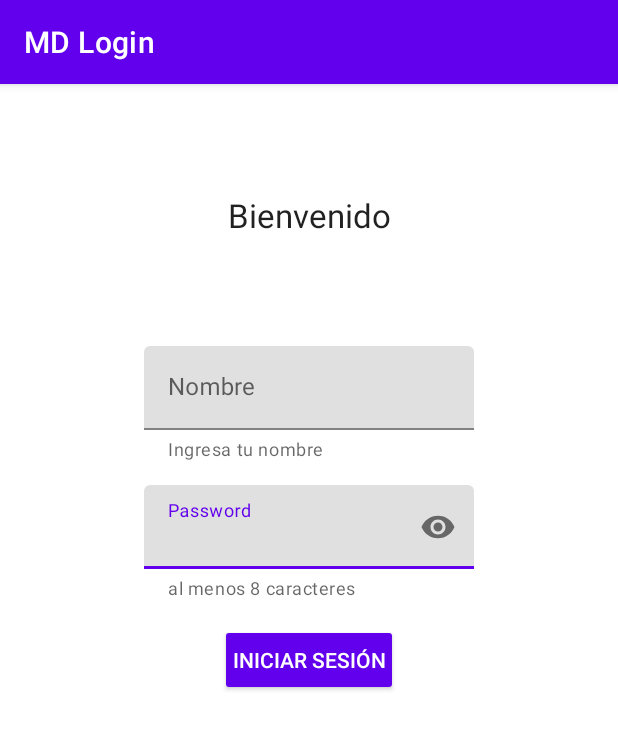
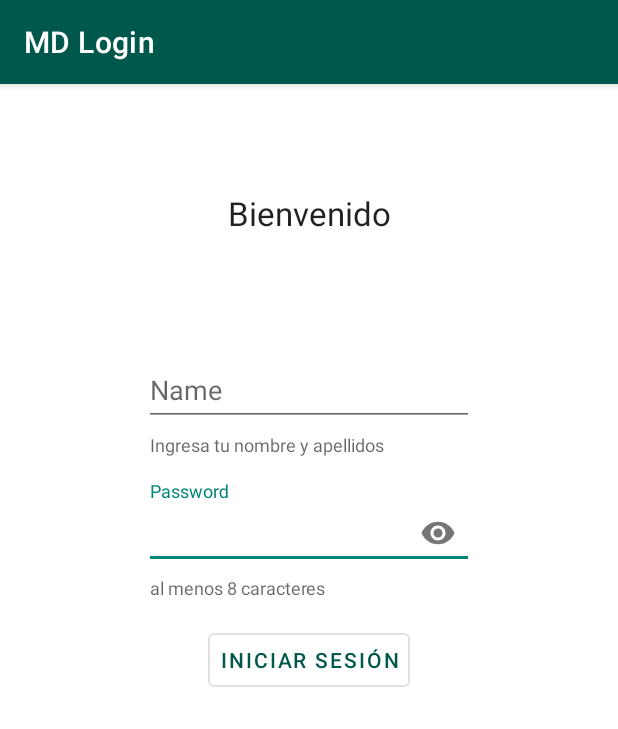
Before and after one commit to JosueRuiz08/MaterialTheming, an Android app: the screen it shows after launch (MainActivity), on a phone screen of 412 x 824 dp. Shown: the top 729 px of the screen. Run offline under Robolectric (Android 15) with nearby library versions, the phone set to English and light mode, and no system bars.

Commit message:
Implementación de Material Theming

```diff
--- a/app/src/main/AndroidManifest.xml
+++ b/app/src/main/AndroidManifest.xml
@@ -10,7 +10,7 @@
         android:label="@string/app_name"
         android:roundIcon="@mipmap/ic_launcher_round"
         android:supportsRtl="true"
-        android:theme="@style/Theme.MDLogin"
+        android:theme="@style/AppTheme"
         tools:targetApi="31">
         <activity
             android:name=".MainActivity"
--- a/app/src/main/res/layout/activity_main.xml
+++ b/app/src/main/res/layout/activity_main.xml
@@ -8,7 +8,7 @@
 
     <Button
         android:id="@+id/btnLogin"
-        style="@style/Widget.AppCompat.Button.Colored"
+        style="@style/Widget.MaterialComponents.Button.OutlinedButton"
         android:layout_width="wrap_content"
         android:layout_height="wrap_content"
         android:padding="8dp"
@@ -28,7 +28,8 @@
         app:helperText="al menos 8 caracteres"
         app:layout_constraintBottom_toTopOf="@+id/btnLogin"
         app:layout_constraintEnd_toEndOf="parent"
-        app:layout_constraintStart_toStartOf="parent">
+        app:layout_constraintStart_toStartOf="parent"
+        style="@style/Widget.Design.TextInputLayout">
 
         <com.google.android.material.textfield.TextInputEditText
             android:layout_width="match_parent"
@@ -42,11 +43,12 @@
         android:layout_width="220dp"
         android:layout_height="wrap_content"
         android:layout_marginBottom="16dp"
-        android:hint="Nombre"
-        app:helperText="Ingresa tu nombre"
+        android:hint="Name"
+        app:helperText="Ingresa tu nombre y apellidos"
         app:layout_constraintBottom_toTopOf="@+id/password"
         app:layout_constraintEnd_toEndOf="parent"
-        app:layout_constraintStart_toStartOf="parent">
+        app:layout_constraintStart_toStartOf="parent"
+        style="@style/Widget.Design.TextInputLayout">
 
         <com.google.android.material.textfield.TextInputEditText
             android:layout_width="match_parent"
--- a/app/src/main/res/values/themes.xml
+++ b/app/src/main/res/values/themes.xml
@@ -1,15 +1,16 @@
 <resources xmlns:tools="http://schemas.android.com/tools">
     <!-- Base application theme. -->
-    <style name="Theme.MDLogin" parent="Theme.MaterialComponents.DayNight.DarkActionBar">
+<!--    <style name="Theme.MDLogin" parent="Theme.MaterialComponents.DayNight.DarkActionBar">-->
+    <style name="AppTheme" parent="Theme.MaterialComponents.Light.DarkActionBar">
 <!--    <style name="AppTheme" parent="android:Theme.Holo.Light.DarkActionBar">--> <!-- Holo desing-->
         <!-- Primary brand color. -->
-        <item name="colorPrimary">@color/purple_500</item>
-        <item name="colorPrimaryVariant">@color/purple_700</item>
-        <item name="colorOnPrimary">@color/white</item>
+        <item name="colorPrimary">@color/colorPrimaryDark</item>
+        <item name="colorPrimaryVariant">@color/colorAccent</item>
+        <item name="colorOnPrimary">@color/color_on_primary</item>
         <!-- Secondary brand color. -->
-        <item name="colorSecondary">@color/teal_200</item>
-        <item name="colorSecondaryVariant">@color/teal_700</item>
-        <item name="colorOnSecondary">@color/black</item>
+        <item name="colorSecondary">@color/colorPrimary</item>
+        <item name="colorSecondaryVariant">@color/colorAccent</item>
+        <item name="colorOnSecondary">@color/color_background</item>
         <!-- Status bar color. -->
 <!--        <item name="android:statusBarColor" tools:targetApi="21">?attr/colorPrimaryVariant</item>-->
 <!--        <item name="android:actionBarStyle">@style/MyActionBar</item>-->
@@ -20,6 +21,6 @@
         <item name="android:titleTextStyle">@style/MyTitleTextStyle</item>
     </style>
     <style name="MyTitleTextStyle" parent="android:style/TextAppearance.Holo.Widget.ActionBar.Title">
-        <item name="android:textColor">@color/white</item>
+        <item name="android:textColor">@color/color_on_primary</item>
     </style>
 </resources>
```
Also changed, not shown: app/src/main/res/values/colors.xml (+20 -0 lines).
